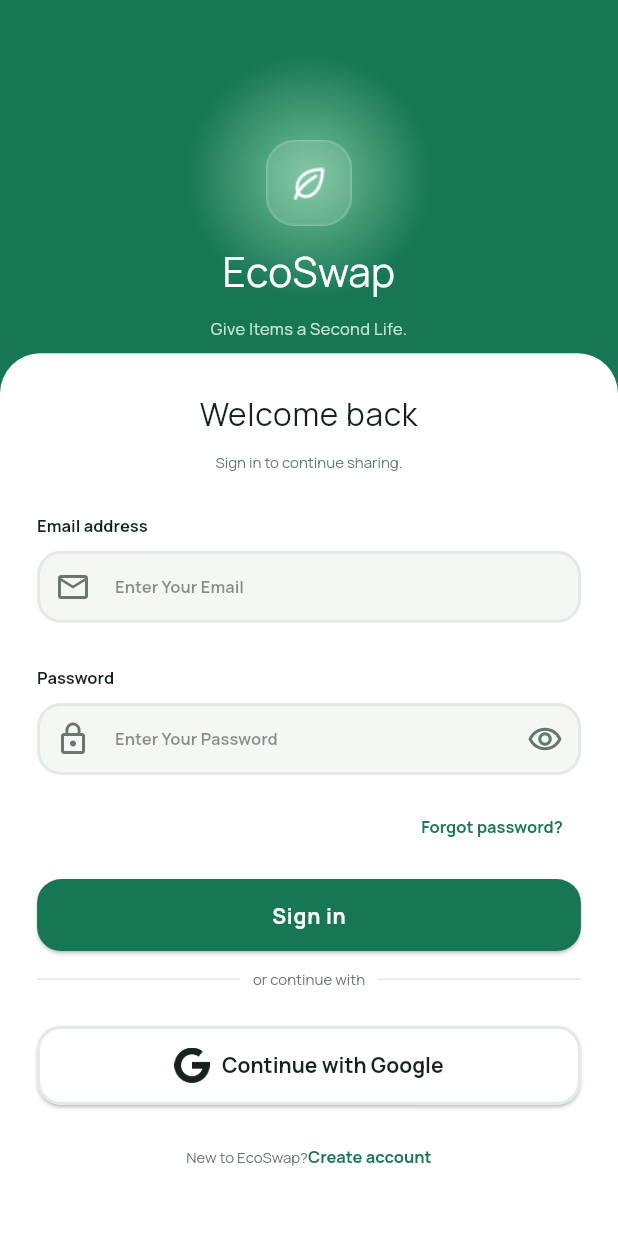
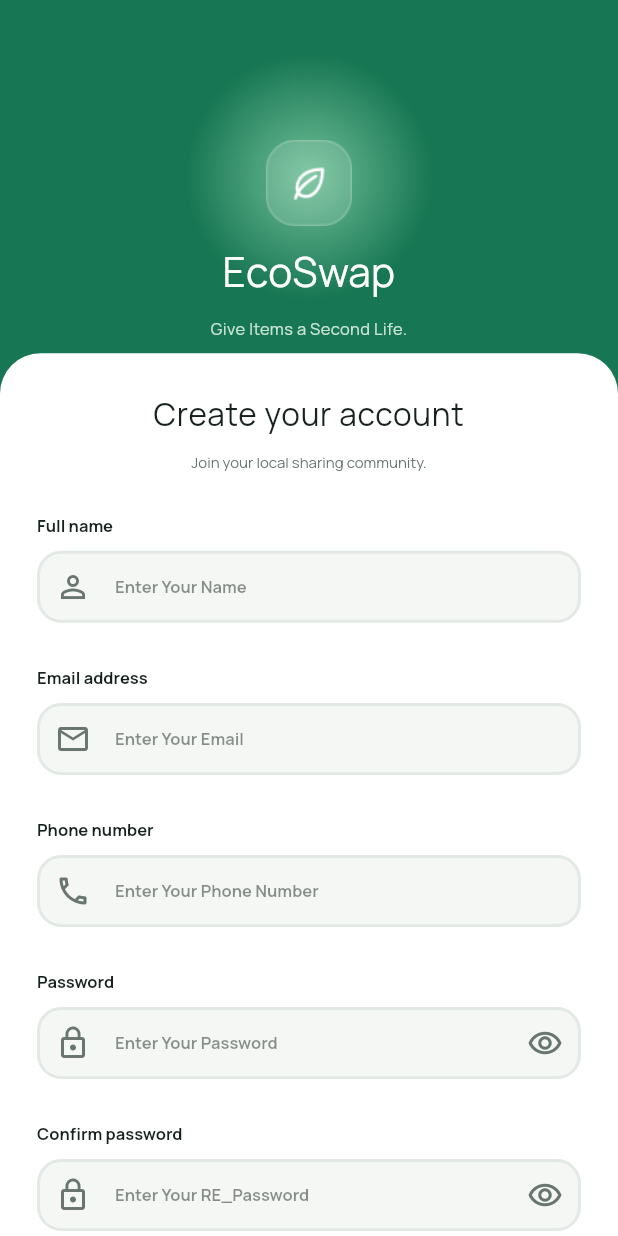
Before and after one commit to MariamWael411/Eco-Swap-App, a Flutter app: the LoginScreen screen opened by its route, after a tap on "Create account", on a phone screen of 412 x 824 dp. Run offline on Flutter 3.47's test engine with Material 3 defaults, Android fonts, the phone set to English and light mode, and no system bars; our stand-ins replace bloc, flutter_bloc, google_fonts.

Commit message:
register screen ui

```diff
--- a/lib/features/auth/login/login_screen.dart
+++ b/lib/features/auth/login/login_screen.dart
@@ -1,5 +1,6 @@
 import 'package:eco_swap_app/core/utils/app_assets.dart';
 import 'package:eco_swap_app/core/utils/app_colors.dart';
+import 'package:eco_swap_app/core/utils/app_route.dart';
 import 'package:eco_swap_app/features/auth/widget/custom_divider_widget.dart';
 import 'package:eco_swap_app/features/auth/widget/custom_text_widget.dart';
 import 'package:eco_swap_app/features/auth/widget/top_container.dart';
@@ -138,6 +139,8 @@ class LoginScreen extends StatelessWidget {
                             ),
                             onPressed: () {
                               //todo Navigate to register screen
+                              Navigator.of(context).pushNamed(
+                                  AppRoute.register);
                             },
                             child: Text(
                               language.create_account,
--- /dev/null
+++ b/lib/features/auth/register/register_screen.dart
@@ -0,0 +1,171 @@
+import 'package:eco_swap_app/core/utils/app_assets.dart';
+import 'package:eco_swap_app/core/utils/app_colors.dart';
+import 'package:eco_swap_app/core/utils/app_route.dart';
+import 'package:eco_swap_app/features/auth/widget/custom_divider_widget.dart';
+import 'package:eco_swap_app/features/auth/widget/custom_text_widget.dart';
+import 'package:eco_swap_app/features/auth/widget/top_container.dart';
+import 'package:eco_swap_app/features/common/widgets/custom_elevated_button.dart';
+import 'package:eco_swap_app/features/common/widgets/custom_text_form_feild.dart';
+import 'package:eco_swap_app/l10n/app_localizations.dart';
+import 'package:flutter/material.dart';
+import 'package:flutter_bloc/flutter_bloc.dart';
+
+import '../../../core/utils/app_config.dart';
+import '../../../cubit/theme_cubit.dart';
+
+class RegisterScreen extends StatelessWidget {
+  const RegisterScreen({super.key});
+
+  @override
+  Widget build(BuildContext context) {
+    var width = AppConfig.width(context);
+    var height = AppConfig.height(context);
+    final isDark = context.read<ThemeCubit>().isDark();
+    var theme = Theme.of(context);
+    var language = AppLocalizations.of(context)!;
+    return Scaffold(
+      backgroundColor: isDark
+          ? AppColors.primaryDarkColor
+          : AppColors.greenColor,
+      body: Column(
+        children: [
+          Expanded(flex: 2, child: TopContainer()),
+          Expanded(
+            flex: 5,
+
+            child: Container(
+              decoration: BoxDecoration(
+                color: isDark
+                    ? AppColors.transparentColor
+                    : AppColors.whiteColor,
+                borderRadius: BorderRadius.only(
+                  topLeft: Radius.circular(27),
+                  topRight: Radius.circular(27),
+                ),
+              ),
+              child: SingleChildScrollView(
+                child: Padding(
+                  padding: EdgeInsets.symmetric(
+                    horizontal: width * 0.06,
+                    vertical: height * 0.03,
+                  ),
+                  child: Column(
+                    spacing: height * 0.013,
+                    crossAxisAlignment: CrossAxisAlignment.stretch,
+                    children: [
+                      Text(
+                        language.create_your_account,
+                        style: theme.textTheme.bodyLarge,
+                        textAlign: TextAlign.center,
+                      ),
+                      Text(
+                        language.join_your_local_sharing_community,
+                        style: theme.textTheme.displayMedium,
+                        textAlign: TextAlign.center,
+                      ),
+                      SizedBox(height: height * 0.01),
+                      CustomTextWidget(text: language.full_name),
+                      CustomTextFormFeild(
+                        hintText: language.enter_your_name,
+                        prefixIcon: Icon(Icons.person_outline),
+                      ),
+                      SizedBox(height: height * 0.01),
+                      CustomTextWidget(text: language.email_address),
+                      CustomTextFormFeild(
+                        hintText: language.enter_your_email,
+                        prefixIcon: Icon(Icons.email_outlined),
+                      ),
+                      SizedBox(height: height * 0.01),
+                      CustomTextWidget(text: language.phone_number),
+                      CustomTextFormFeild(
+                        hintText: language.enter_your_phone,
+                        prefixIcon: Icon(Icons.phone_outlined),
+                      ),
+                      SizedBox(height: height * 0.01),
+                      CustomTextWidget(text: language.password),
+                      CustomTextFormFeild(
+                        hintText: language.enter_your_password,
+                        prefixIcon: Icon(Icons.lock_outline),
+                        sufixIcon: IconButton(
+                          onPressed: () {},
+                          icon: Icon(Icons.remove_red_eye_outlined),
+                        ),
+                      ),
+                      SizedBox(height: height * 0.01),
+                      CustomTextWidget(text: language.confirm_password),
+                      CustomTextFormFeild(
+                        hintText: language.enter_your_confirm_password,
+                        prefixIcon: Icon(Icons.lock_outline),
+                        sufixIcon: IconButton(
+                          onPressed: () {},
+                          icon: Icon(Icons.remove_red_eye_outlined),
+                        ),
+                      ),
+                      SizedBox(height: height * 0.01),
+                      CustomElevatedButton(
+                        onClick: () {
+                          //todo Navigate to home Screen
+                        },
+                        text: language.create_account,
+                      ),
+                      CustomDividerWidget(),
+                      SizedBox(height: height * 0.002),
+                      CustomElevatedButton(
+                        onClick: () {},
+                        backgroundColor: isDark
+                            ? AppColors.primaryDarkColor
+                            : AppColors.whiteColor,
+                        borderColor: theme.colorScheme.onPrimary,
+                        item: Row(
+                          spacing: width * 0.02,
+                          mainAxisAlignment: MainAxisAlignment.center,
+                          children: [
+                            Image.asset(
+                              AppAssets.google,
+                              height: height * 0.03,
+                              width: width * 0.057,
+                              color: isDark
+                                  ? AppColors.textDarkColor
+                                  : AppColors.blackColor,
+                            ),
+                            Text(
+                              language.continue_with_google,
+                              style: theme.textTheme.headlineMedium,
+                            ),
+                          ],
+                        ),
+                      ),
+                      Row(
+                        mainAxisAlignment: MainAxisAlignment.center,
+                        children: [
+                          Text(
+                            language.already_have_an_account,
+                            style: theme.textTheme.displayMedium,
+                          ),
+                          TextButton(
+                            style: TextButton.styleFrom(
+                              padding: EdgeInsets.zero,
+                            ),
+                            onPressed: () {
+                              //todo Navigate to login screen
+                              Navigator.of(context).pushNamed(AppRoute.login);
+                            },
+                            child: Text(
+                              language.sign_in,
+                              style: theme.textTheme.headlineLarge,
+                            ),
+                          ),
+                        ],
+                      ),
+                      SizedBox(height: height * 0.02),
+                    ],
+                  ),
+                ),
+              ),
+            ),
+          ),
+        ],
+      ),
+    );
+  }
+}
--- a/lib/main.dart
+++ b/lib/main.dart
@@ -6,6 +6,7 @@ import 'package:eco_swap_app/core/utils/app_theme.dart';
 import 'package:eco_swap_app/cubit/language_cubit.dart';
 import 'package:eco_swap_app/cubit/theme_cubit.dart';
 import 'package:eco_swap_app/features/auth/login/login_screen.dart';
+import 'package:eco_swap_app/features/auth/register/register_screen.dart';
 import 'package:eco_swap_app/features/home/home_screen.dart';
 import 'package:eco_swap_app/features/onBoarding/onBoarding_screen.dart';
 import 'package:flutter/material.dart';
@@ -46,7 +47,8 @@ class MyApp extends StatelessWidget {
                 routes: {
                   AppRoute.home: (context) => HomeScreen(),
                   AppRoute.onBoarding: (context) => OnboardingScreen(),
-                  AppRoute.login: (context) => LoginScreen()
+                  AppRoute.login: (context) => LoginScreen(),
+                  AppRoute.register: (context) => RegisterScreen()
 
                 },
               );
```
